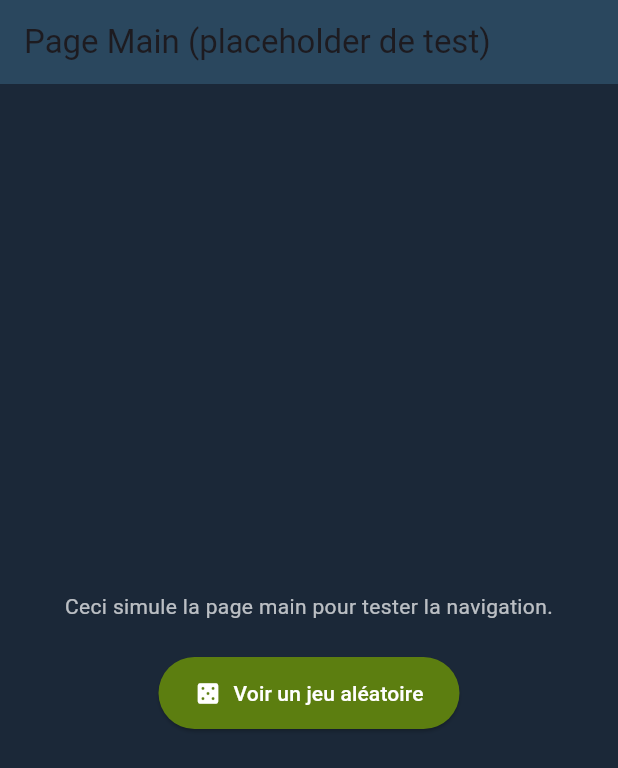
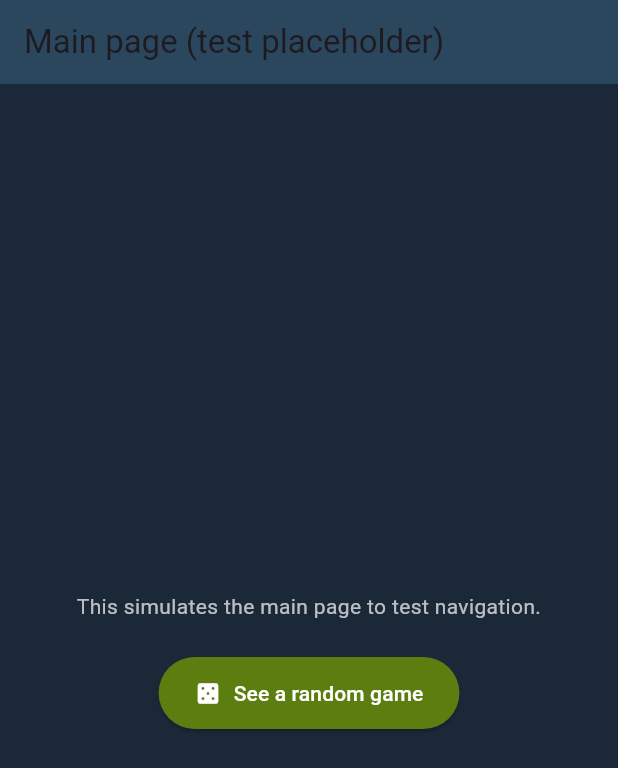
Before and after one commit to LucasVrng/GMG_Flutter, a Flutter app: the _TestHome screen opened directly, on a phone screen of 412 x 824 dp. Shown: the top 768 px of the screen. Run offline on Flutter 3.47's test engine with Material 3 defaults, Android fonts, the phone set to English and light mode, and no system bars; network calls fail.

```diff
--- a/lib/main_test_random_game.dart
+++ b/lib/main_test_random_game.dart
@@ -29,21 +29,21 @@ class _TestHome extends StatelessWidget {
       backgroundColor: const Color(0xFF1B2838),
       appBar: AppBar(
         backgroundColor: const Color(0xFF2A475E),
-        title: const Text('Page Main (placeholder de test)'),
+        title: const Text('Main page (test placeholder)'),
       ),
       body: Center(
         child: Column(
           mainAxisSize: MainAxisSize.min,
           children: [
             const Text(
-              'Ceci simule la page main pour tester la navigation.',
+              'This simulates the main page to test navigation.',
               style: TextStyle(color: Colors.white70),
               textAlign: TextAlign.center,
             ),
             const SizedBox(height: 24),
             ElevatedButton.icon(
               icon: const Icon(Icons.casino),
-              label: const Text('Voir un jeu aléatoire'),
+              label: const Text('See a random game'),
               onPressed: () => Navigator.of(context).push(
                 MaterialPageRoute(builder: (_) => const RandomGameScreen()),
               ),
--- a/lib/screens/random_game_screen.dart
+++ b/lib/screens/random_game_screen.dart
@@ -45,18 +45,18 @@ class _RandomGameScreenState extends State<RandomGameScreen> {
         foregroundColor: _SteamColors.textPrimary,
         elevation: 0,
         title: const Text(
-          'Découverte aléatoire',
+          'Random discovery',
           style: TextStyle(fontWeight: FontWeight.w600),
         ),
         leading: IconButton(
           icon: const Icon(Icons.arrow_back),
-          tooltip: 'Retour à l\'accueil',
+          tooltip: 'Back to home',
           onPressed: () => Navigator.of(context).maybePop(),
         ),
         actions: [
           IconButton(
             icon: const Icon(Icons.casino),
-            tooltip: 'Tirer un autre jeu',
+            tooltip: 'Pick another game',
             onPressed: _reroll,
           ),
         ],
@@ -76,7 +76,7 @@ class _RandomGameScreenState extends State<RandomGameScreen> {
           final game = snapshot.data;
           if (game == null) {
             return _ErrorView(
-              message: 'Aucun jeu reçu.',
+              message: 'No game received.',
               onRetry: _reroll,
             );
           }
@@ -99,7 +99,7 @@ class _LoadingView extends StatelessWidget {
           CircularProgressIndicator(color: _SteamColors.panelLight),
           SizedBox(height: 16),
           Text(
-            'Chargement du jeu...',
+            'Loading game...',
             style: TextStyle(color: _SteamColors.textMuted),
           ),
         ],
@@ -134,7 +134,7 @@ class _ErrorView extends StatelessWidget {
             ElevatedButton.icon(
               onPressed: onRetry,
               icon: const Icon(Icons.refresh),
-              label: const Text('Réessayer'),
+              label: const Text('Retry'),
               style: ElevatedButton.styleFrom(
                 backgroundColor: _SteamColors.accentDark,
                 foregroundColor: Colors.white,
@@ -247,10 +247,10 @@ class _GameDetailView extends StatelessWidget {
                       ),
                       const SizedBox(height: 16),
                       _InfoRow(label: 'Genre', value: game.genre),
-                      _InfoRow(label: 'Développeur', value: game.developer),
-                      _InfoRow(label: 'Éditeur', value: game.publisher),
+                      _InfoRow(label: 'Developer', value: game.developer),
+                      _InfoRow(label: 'Publisher', value: game.publisher),
                       _InfoRow(
-                        label: 'Date de sortie',
+                        label: 'Release date',
                         value: game.releaseDate,
                       ),
                     ],
@@ -262,7 +262,7 @@ class _GameDetailView extends StatelessWidget {
                   child: ElevatedButton.icon(
                     onPressed: onReroll,
                     icon: const Icon(Icons.casino),
-                    label: const Text('Tirer un autre jeu'),
+                    label: const Text('Pick another game'),
                     style: ElevatedButton.styleFrom(
                       backgroundColor: _SteamColors.accentDark,
                       foregroundColor: Colors.white,
--- a/lib/services/game_service.dart
+++ b/lib/services/game_service.dart
@@ -14,14 +14,14 @@ class GameService {
         .timeout(const Duration(seconds: 10));
 
     if (response.statusCode != 200) {
-      throw Exception('Erreur serveur : ${response.statusCode}');
+      throw Exception('Server error: ${response.statusCode}');
     }
 
     final data = jsonDecode(response.body);
     final list = data as List;
 
     if (list.isEmpty) {
-      throw Exception('Aucun jeu disponible.');
+      throw Exception('No games available.');
     }
 
     final randomIndex = Random().nextInt(list.length);
```
Also changed, not shown: .claude/settings.local.json (added).
